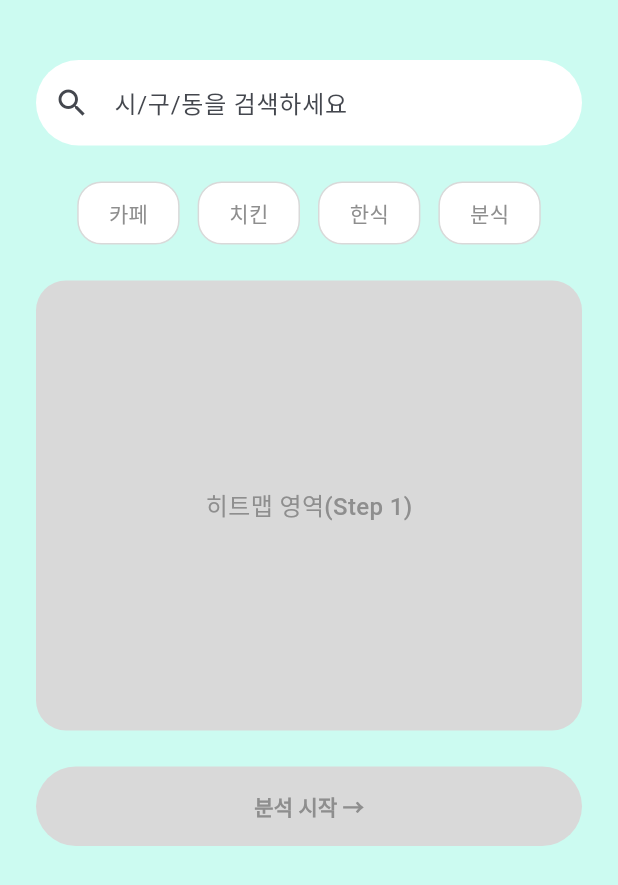
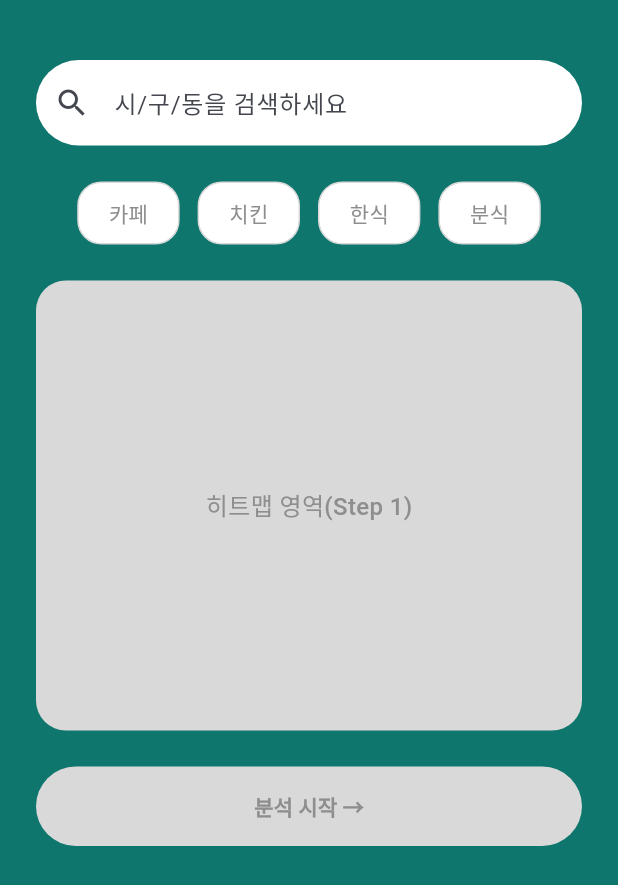
Before and after one commit to sagming40/surbi_web, a Flutter app: the Step1RegionPage screen opened by its route, on a phone screen of 412 x 824 dp. Shown: the top 885 px of the screen. Run offline on Flutter 3.47's test engine with Material 3 defaults, Android fonts, the phone set to English and light mode, and no system bars; our stand-ins replace flutter_riverpod, go_router.

Commit message:
theme: 배경/강조색 조정 및 accent 색상 변경, Task 3-1 완료 처리
## 색상 조정 배경
Step 1 화면 실구현 후 "배경(연한 틸)이 밋밋해 보인다"는 내부 피드백 발생.
배경을 진한 톤(primary)으로, 선택/강조 요소를 별도 accent 컬러로
분리하는 방향으로 조정.

## 변경 내용

### lib/app/theme.dart
- accent 값 변경: 앰버(#D97706) → 번트 시에나(#A0522D)
  - 배경(딥틸)에 앰버를 얹어보니 원색(주황/당근 톤)으로 보이는 문제 확인
  - 머스타드골드/번트시에나/살몬앰버 3가지 대안을 실제 화면에 적용해
    비교한 뒤, 배경과 색상 계열이 명확히 구분되면서도 채도가 낮아
    차분한 인상을 주는 번트 시에나로 최종 결정
  - 근거: 채도 낮은 색이 브랜드 고급감 인식을 높인다는 Zhou et al.
    (2025) Journal of Consumer Research 논문 결과와 방향 일치

### lib/views/step1_region_page.dart
- Scaffold 배경: primaryLight → primary (배경을 진하게 조정해
  검색창/히트맵 박스와의 대비를 강화, "밋밋해 보임" 문제 해결)
- 카테고리 버튼 선택 상태 색상: primary → accent
- 분석 시작 버튼 배경색: primary → accent
  → 배경(틸 계열)과 강조 요소(브라운 계열)의 색상 계열을 다르게
    분리하여, "지금 선택된 것/활성화된 액션"이 한눈에 구분되도록 설계

### FRONT-END_WORKFLOW_v3_2_Final.md
- Task 3-1 체크리스트 전체 완료 표시 (검색창, 카테고리 버튼, 히트맵,
  페이지 이동, 상태 관리 5개 항목 모두 체크 완료)

## 참고 문서
- Surbi 브랜드 컬러 결정 근거(A안).md (Notion) — 색상 선정 학술 근거 전체

```diff
--- a/lib/app/theme.dart
+++ b/lib/app/theme.dart
@@ -9,7 +9,7 @@ class SurbiColors {
   static const Color success = Color(0xFF16A34A); // 그라스 그린 — 완료 배지, 체크리스트
 
   // ── 강조 컬러 (Accent) ────────────────────
-  static const Color accent = Color(0xFFD97706); // 앰버/골드 — 핵심 CTA 버튼, 점수 강조
+  static const Color accent = Color(0xFFA0522D); // 번트 시에나 — 핵심 CTA 버튼, 점수 강조
 
   // ── 중립 컬러 (Neutral) ────────────────────
   static const Color placeholderGray = Color(0xFFD9D9D9); // 히트맵 placeholder 등
--- a/lib/views/step1_region_page.dart
+++ b/lib/views/step1_region_page.dart
@@ -15,7 +15,7 @@ class Step1RegionPage extends ConsumerWidget {
     final selection = ref.watch(regionNotifierProvider); // ⭐ 새로 추가
 
     return Scaffold(
-      backgroundColor: SurbiColors.primaryLight,
+      backgroundColor: SurbiColors.primary,
       body: SafeArea(
         child: Padding(
           padding: const EdgeInsets.symmetric(horizontal: 24, vertical: 40),
@@ -49,7 +49,7 @@ class Step1RegionPage extends ConsumerWidget {
               }
             : null,
         style: ElevatedButton.styleFrom(
-          backgroundColor: SurbiColors.primary,
+          backgroundColor: SurbiColors.accent,
           disabledBackgroundColor: SurbiColors.placeholderGray,
           padding: const EdgeInsets.symmetric(vertical: 16),
           shape: RoundedRectangleBorder(
@@ -111,11 +111,11 @@ class Step1RegionPage extends ConsumerWidget {
           child: Container(
             padding: const EdgeInsets.symmetric(horizontal: 20, vertical: 10),
             decoration: BoxDecoration(
-              color: isSelected ? SurbiColors.primary : Colors.white,
+              color: isSelected ? SurbiColors.accent : Colors.white,
               borderRadius: BorderRadius.circular(SurbiRadius.chip),
               border: Border.all(
                 color: isSelected
-                    ? SurbiColors.primary
+                    ? SurbiColors.accent
                     : SurbiColors.placeholderGray,
               ),
             ),
```
Also changed, not shown: 1 other file.
